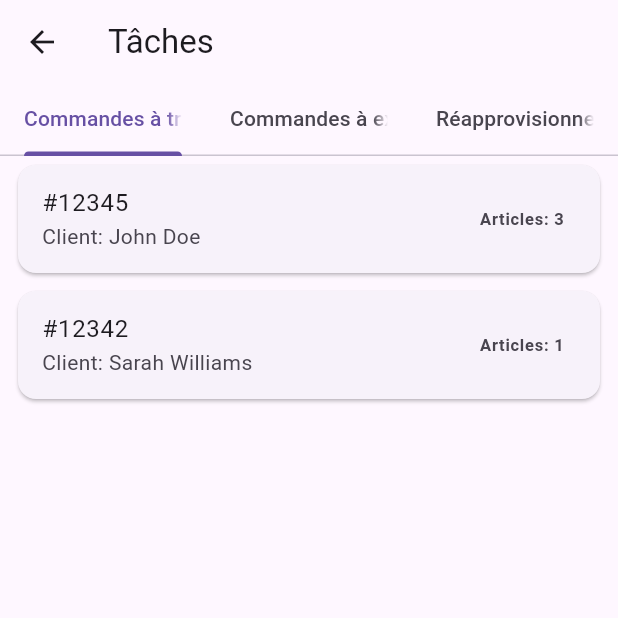
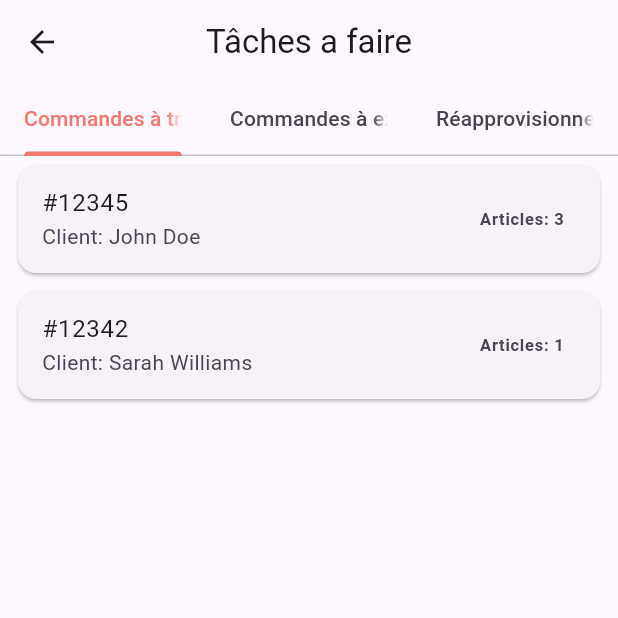
Before and after one commit to uha-fr/endyear_2025_gr01_mobileapp, a Flutter app: the TasksPage screen opened directly, on a phone screen of 412 x 824 dp, the top half of it. Run offline on Flutter 3.47's test engine with Material 3 defaults, Android fonts, the phone set to English and light mode, and no system bars; our stand-ins replace cached_network_image, dartz, get, lottie; project files that could hold a hidden picture were left out.

Commit message:
#20 amelioration design appbar for tasks

```diff
--- a/lib/view/screen/tasks.dart
+++ b/lib/view/screen/tasks.dart
@@ -1,4 +1,5 @@
 import 'package:endyear_2025_gr01_mobileapp/controller/tasks_controller.dart';
+import 'package:endyear_2025_gr01_mobileapp/core/constants/color.dart';
 import 'package:flutter/material.dart';
 import 'package:get/get.dart';
 import 'package:endyear_2025_gr01_mobileapp/view/widget/tasks/customlistorder.dart';
@@ -15,13 +16,16 @@ class TasksPage extends StatelessWidget {
       length: 3,
       child: Scaffold(
         appBar: AppBar(
-          title: const Text('Tâches'),
+          title: const Text('Tâches a faire'),
+           centerTitle: true,
           bottom: const TabBar(
             tabs: [
               Tab(text: 'Commandes à traiter'),
               Tab(text: 'Commandes à expédier'),
               Tab(text: 'Réapprovisionnement'),
             ],
+            indicatorColor:AppColor.primaryColor,
+            labelColor: AppColor.primaryColor,
           ),
         ),
         body: TabBarView(
```
